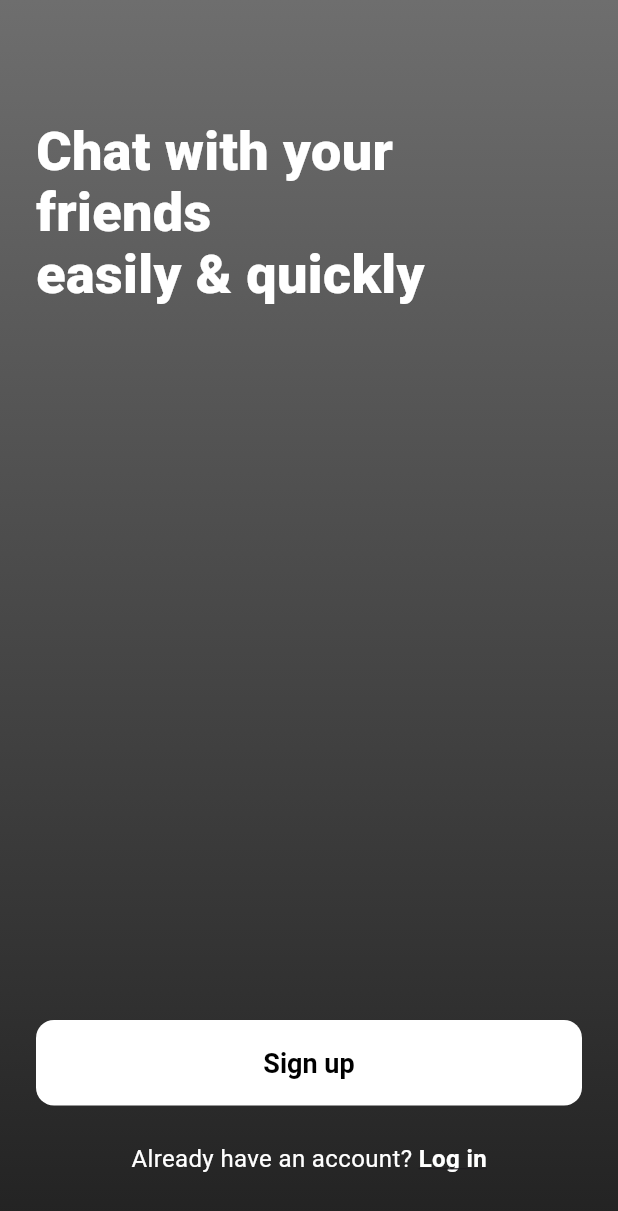
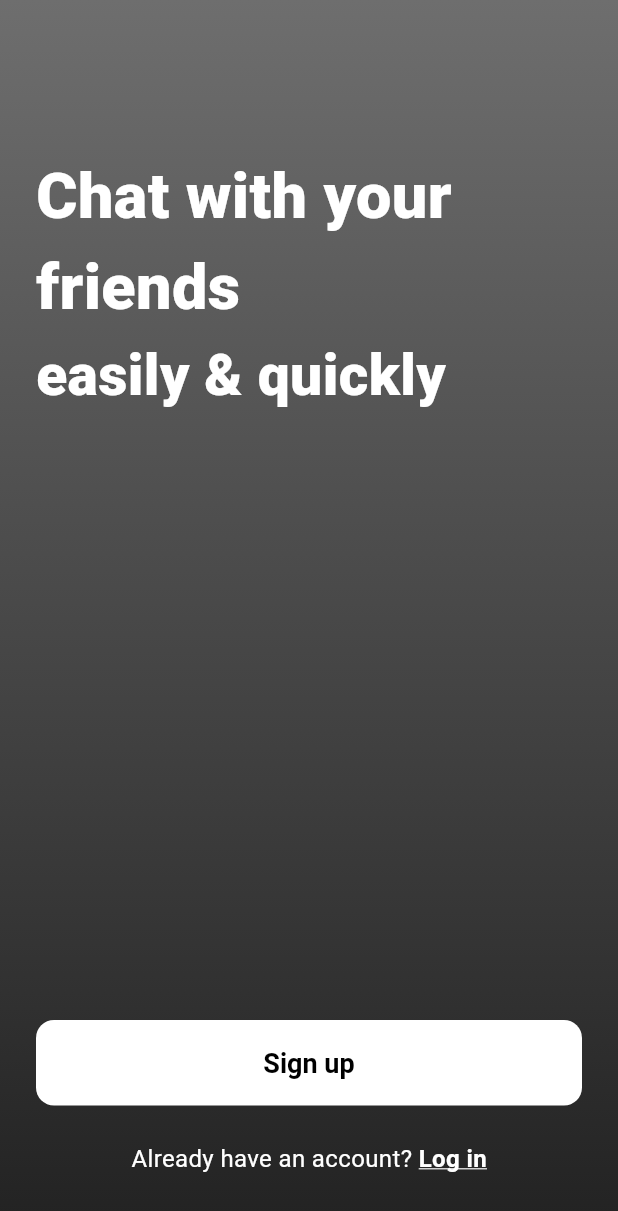
Before and after one commit to NICOLA-200/yuchat, a Flutter app: the HomeScreen screen opened directly, on a phone screen of 412 x 824 dp. Shown: the top 1211 px of the screen. Run offline on Flutter 3.47's test engine with Material 3 defaults, Android fonts, the phone set to English and light mode, and no system bars.

Commit message:
add home screen

```diff
--- a/lib/main.dart
+++ b/lib/main.dart
@@ -1,4 +1,5 @@
 import 'package:flutter/material.dart';
+import 'package:yuchat/screens/home_screen.dart';
 import 'package:yuchat/screens/loading_screen.dart';
 
 void main() {
@@ -12,12 +13,12 @@ class MyApp extends StatelessWidget {
   @override
   Widget build(BuildContext context) {
     return MaterialApp(
-      title: 'Flutter Demo',
+      title: 'YuChat',
       debugShowCheckedModeBanner: false,
       theme: ThemeData(
         colorScheme: .fromSeed(seedColor: Colors.deepPurple),
       ),
-      home: const LoadingScreen()
+      home: const HomeScreen()
     );
   }
 }
--- a/lib/screens/home_screen.dart
+++ b/lib/screens/home_screen.dart
@@ -25,15 +25,26 @@ class HomeScreen extends StatelessWidget {
             child: Column(
               crossAxisAlignment: CrossAxisAlignment.start,
               children: [
-                const SizedBox(height: 80),
+                const SizedBox(height: 100),
                 const Text(
-                  'Chat with your friends\neasily & quickly',
+                  'Chat with your friends',
                   style: TextStyle(
-                    fontSize: 36,
+                    fontSize: 42,
                     fontWeight: FontWeight.w900,
                     color: Colors.white,
-                    height: 1.15,
+                    height: 1.45,
                   ),
+
+                ),
+                   const Text(
+                  'easily & quickly',
+                  style: TextStyle(
+                    fontSize: 38,
+                    fontWeight: FontWeight.w900,
+                    color: Colors.white,
+                    height: 1.45,
+                  ),
+
                 ),
                 const Spacer(),
                 SizedBox(
@@ -64,10 +75,7 @@ class HomeScreen extends StatelessWidget {
                   children: [
                     const Text(
                       'Already have an account? ',
-                      style: TextStyle(
-                        color: Colors.white,
-                        fontSize: 16,
-                      ),
+                      style: TextStyle(color: Colors.white, fontSize: 16),
                     ),
                     GestureDetector(
                       onTap: () {
@@ -80,6 +88,7 @@ class HomeScreen extends StatelessWidget {
                           fontWeight: FontWeight.bold,
                           fontSize: 16,
                           decoration: TextDecoration.underline,
+                          decorationColor: Colors.white,
                         ),
                       ),
                     ),
--- a/lib/screens/loading_screen.dart
+++ b/lib/screens/loading_screen.dart
@@ -19,7 +19,7 @@ class LoadingScreen extends StatelessWidget {
                 image: AssetImage('lib/assets/images/logo.png'),
                 fit: BoxFit.contain,
               ),
-            )
+            ),
           ],
         ),
       ),
```
Also changed, not shown: lib/screens/signup_screen.dart (+136 -0 lines).
